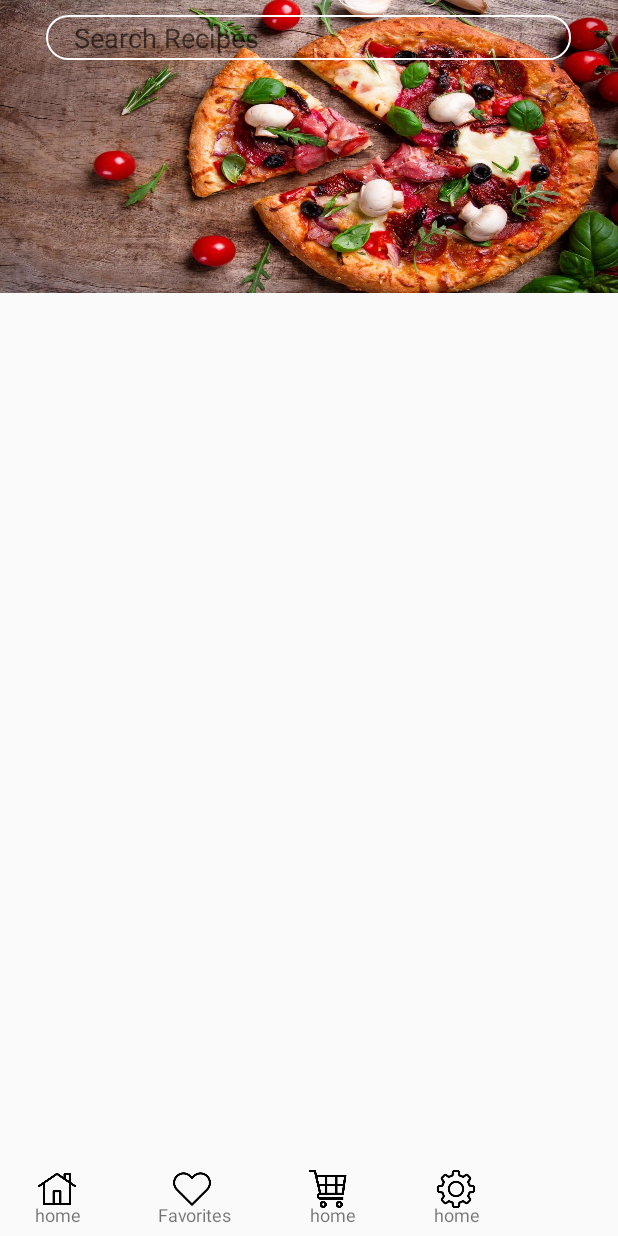
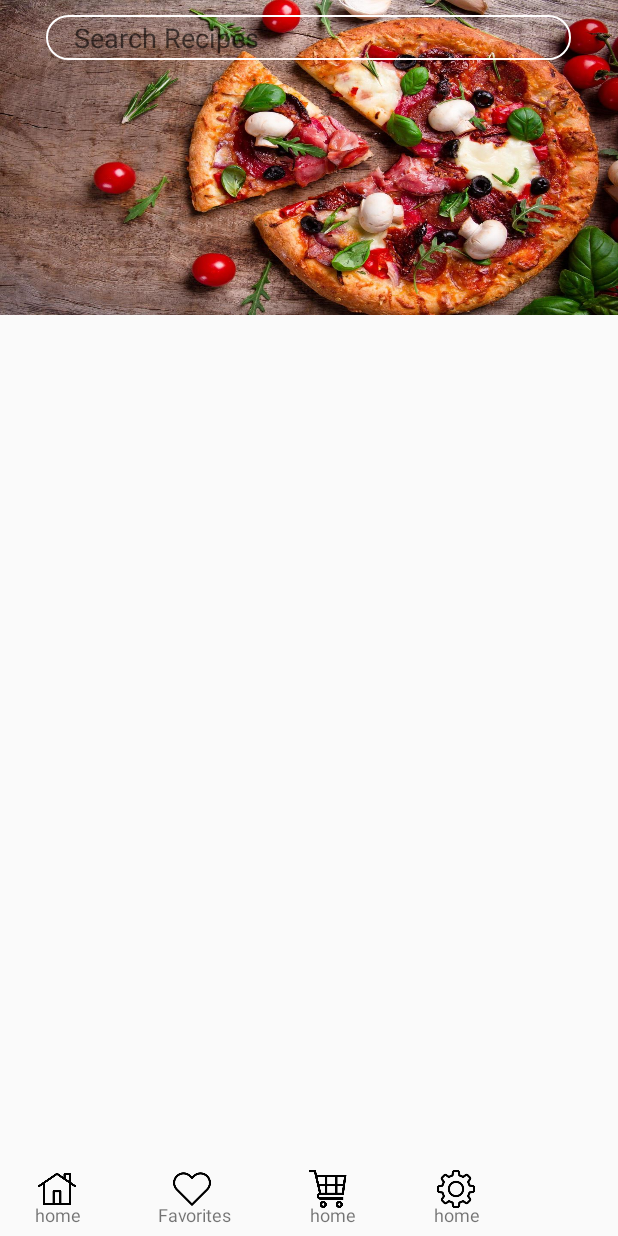
Before and after one commit to JavaCoffeeBean/Munchiez, an Android app: the screen it shows after launch (MainActivity), on a phone screen of 412 x 824 dp. Run offline under Robolectric (Android 15) with nearby library versions, the phone set to English and light mode, and no system bars.

Commit message:
added place for scrollview

```diff
--- a/app/src/main/res/drawable/search_shape.xml
+++ b/app/src/main/res/drawable/search_shape.xml
@@ -1,5 +1,6 @@
 <shape xmlns:android="http://schemas.android.com/apk/res/android"
     android:shape="rectangle">
+
 
     <corners
         android:bottomLeftRadius="20dp"
--- a/app/src/main/res/layout/home_page.xml
+++ b/app/src/main/res/layout/home_page.xml
@@ -121,11 +121,26 @@
     </RelativeLayout>
 <!--This is the end of the bottom menu-->
 
+    <!--scrollview starts here-->
+
+
+
+    <RelativeLayout
+        android:layout_width="match_parent"
+        android:layout_height="wrap_content">
 
     <ImageView
         android:layout_width="match_parent"
-        android:layout_height="195dp"
+        android:layout_height="210dp"
         android:background="@drawable/hero_image"/>
+
+
+    </RelativeLayout>
+
+
+
+    <!--scrollview ends here-->
+
 
 
     <EditText
@@ -139,4 +154,5 @@
         android:layout_marginLeft="20dp"
         android:layout_marginRight="20dp"/>
 
+
 </RelativeLayout>
```
